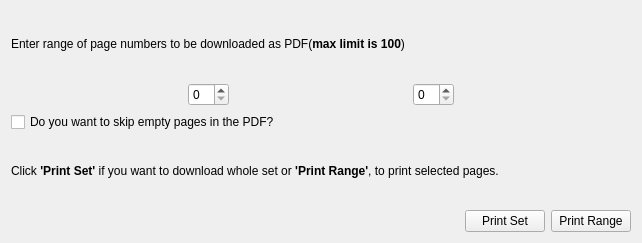
This is FrameWorkCode/pdfrangedialog.ui in UDAAN-LEAP/leap-pe-tool as Qt 5 draws it before an edit. The edited form follows.
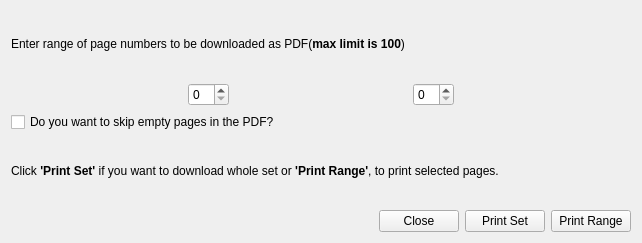
This is the edited form.

Commit message: close button on download pdf - abhinav's code

```diff
--- a/FrameWorkCode/pdfrangedialog.ui
+++ b/FrameWorkCode/pdfrangedialog.ui
@@ -109,6 +109,13 @@
        </property>
       </spacer>
      </item>
+     <item>
+      <widget class="QPushButton" name="pushButton">
+       <property name="text">
+        <string>Close</string>
+       </property>
+      </widget>
+     </item>
      <item>
       <widget class="QPushButton" name="button_Cancel">
        <property name="text">
```
The commit also changes 3 other files.
